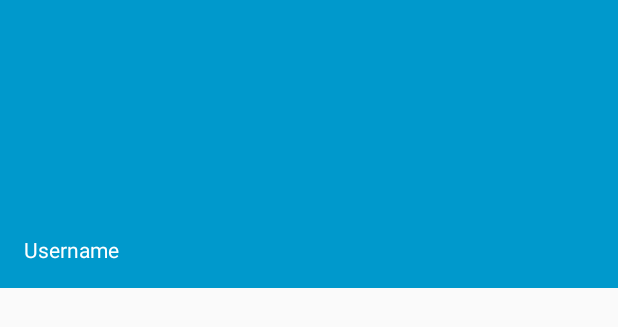
After one commit to NavjotPanesar/IRCu, an Android app: the layout navigation_header.xml on its own in the app's theme, with its tools: preview values and no code run, on a phone screen of 412 x 824 dp. The commit adds this screen. Shown: the top 327 px of the screen. Run offline under Robolectric (Android 15) with nearby library versions, the phone set to English and light mode, and no system bars.

Commit message:
Updated styling to work with new appcompat Updated side drawer styling to be more material design-esque still need to add a pretty header to the side navigation bar

```diff
--- a/app/build.gradle
+++ b/app/build.gradle
@@ -2,7 +2,7 @@ apply plugin: 'com.android.application'
 
 dependencies {
     compile fileTree(dir: 'libs', include: ['*.jar'])
-    compile "com.android.support:appcompat-v7:21.0.0"
+    compile "com.android.support:appcompat-v7:22.2.0"
     compile "com.android.support:recyclerview-v7:21.0.0"
     compile 'pircbot:pircbot:1.5.0'
     compile 'com.android.support:design:22.2.0'
--- a/app/src/main/java/ircu/navjotpanesar/com/ircu/activities/BaseActionBarActivity.java
+++ b/app/src/main/java/ircu/navjotpanesar/com/ircu/activities/BaseActionBarActivity.java
@@ -21,6 +21,8 @@ public class BaseActionBarActivity extends ActionBarActivity {
     @Override
     protected void onCreate(Bundle savedInstanceState) {
         super.onCreate(savedInstanceState);
+
+        setContentView(R.layout.activity_chat);
         Toolbar toolbar = (Toolbar) findViewById(R.id.toolbar);
         setSupportActionBar(toolbar);
 
--- a/app/src/main/java/ircu/navjotpanesar/com/ircu/activities/ChatActivity.java
+++ b/app/src/main/java/ircu/navjotpanesar/com/ircu/activities/ChatActivity.java
@@ -6,6 +6,7 @@ import android.content.Intent;
 import android.content.ServiceConnection;
 import android.os.Bundle;
 import android.os.IBinder;
+import android.support.design.widget.NavigationView;
 import android.support.v4.widget.DrawerLayout;
 import android.support.v7.app.ActionBarActivity;
 import android.support.v7.app.ActionBarDrawerToggle;
@@ -29,7 +30,8 @@ public class ChatActivity extends BaseActionBarActivity implements ChannelListFr
 
     @Override
     protected void onCreate(Bundle savedInstanceState) {
-        setContentView(R.layout.activity_chat);
+        super.onCreate(savedInstanceState);
+        NavigationView navigationView = new NavigationView(this);
         if (savedInstanceState == null) {
 
             chatListFragment = ChatListFragment.newInstance() ;
@@ -44,7 +46,6 @@ public class ChatActivity extends BaseActionBarActivity implements ChannelListFr
 
 
         }
-        super.onCreate(savedInstanceState);
 
     }
 
--- a/app/src/main/res/layout/activity_chat.xml
+++ b/app/src/main/res/layout/activity_chat.xml
@@ -1,15 +1,16 @@
 <android.support.v4.widget.DrawerLayout xmlns:android="http://schemas.android.com/apk/res/android"
     xmlns:tools="http://schemas.android.com/tools"
+    xmlns:app="http://schemas.android.com/apk/res-auto"
     android:layout_width="match_parent"
     android:layout_height="match_parent"
     tools:context=".ChatActivity"
-    android:id="@+id/drawer">
+    android:id="@+id/drawer"
+    android:fitsSystemWindows="true">
 
     <!-- The main content view -->
     <RelativeLayout
         android:layout_width="match_parent"
         android:layout_height="match_parent">
-
 
         <include
             android:id="@+id/toolbar"
--- /dev/null
+++ b/app/src/main/res/layout/navigation_header.xml
@@ -0,0 +1,16 @@
+<LinearLayout xmlns:android="http://schemas.android.com/apk/res/android"
+    android:layout_width="match_parent"
+    android:layout_height="192dp"
+    android:background="?attr/colorPrimaryDark"
+    android:padding="16dp"
+    android:theme="@style/ThemeOverlay.AppCompat.Dark"
+    android:orientation="vertical"
+    android:gravity="bottom">
+
+    <TextView
+        android:layout_width="match_parent"
+        android:layout_height="wrap_content"
+        android:text="Username"
+        android:textAppearance="@style/TextAppearance.AppCompat.Body1"/>
+
+</LinearLayout>
--- a/app/src/main/res/values-v21/styles.xml
+++ b/app/src/main/res/values-v21/styles.xml
@@ -5,6 +5,8 @@
         <item name="drawerArrowStyle">@style/DrawerArrowStyle</item>
         <item name='colorPrimary'>@android:color/holo_blue_light</item>
         <item name='colorPrimaryDark'>@android:color/holo_blue_dark</item>
+        <item name="android:windowDrawsSystemBarBackgrounds">true</item>
+        <item name="android:statusBarColor">@android:color/transparent</item>
     </style>
 
     <style name="DrawerArrowStyle" parent="Widget.AppCompat.DrawerArrowToggle">
```
Also changed, not shown: app/src/main/res/menu/navigation_items.xml (added, +22 -0 lines).
